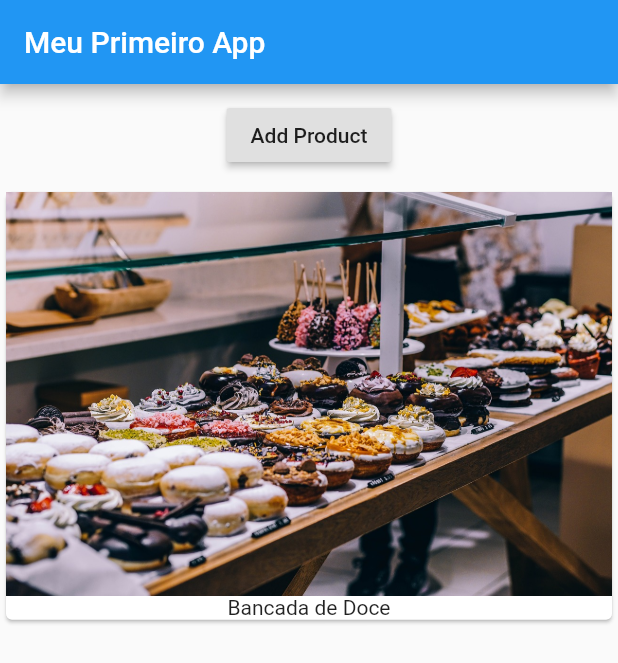
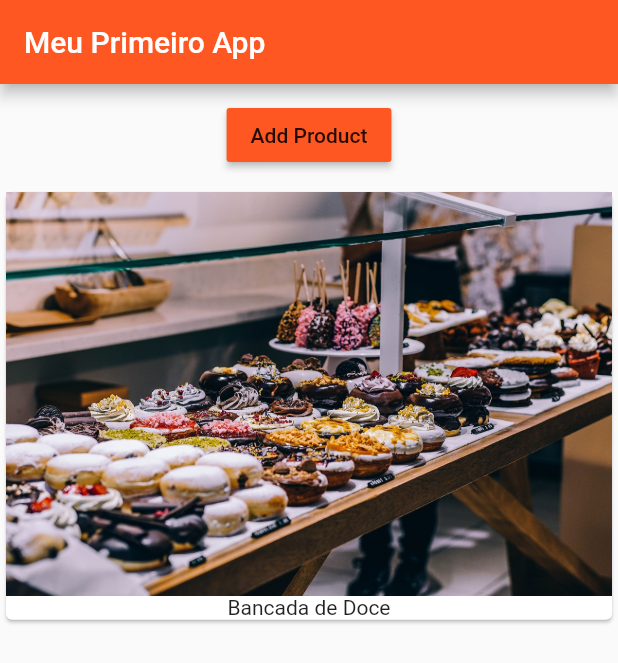
Before and after one commit to 1brt/flutter_app, a Flutter app: the screen it shows after launch, on a phone screen of 412 x 824 dp. Shown: the top 663 px of the screen. Run offline on Flutter 3.47's test engine with Material 2 defaults, Android fonts, the phone set to English and light mode, and no system bars.

Commit message:
Alterações

```diff
--- a/lib/main.dart
+++ b/lib/main.dart
@@ -8,11 +8,13 @@ class MyApp extends StatelessWidget {
   @override
   Widget build(BuildContext context) {
     return MaterialApp(
+      theme: ThemeData(
+          primarySwatch: Colors.deepOrange, accentColor: Colors.deepPurple),
       home: Scaffold(
           appBar: AppBar(
             title: Text('Meu Primeiro App'),
           ),
-          body: ProductManager('Bancada de Doce')),
+          body: ProductManager(startingProduct: 'Bancada de Doce')),
     );
   }
 }
--- a/lib/product_manager.dart
+++ b/lib/product_manager.dart
@@ -5,7 +5,7 @@ import './products.dart';
 class ProductManager extends StatefulWidget {
   final String startingProduct;
 
-  ProductManager(this.startingProduct);
+  ProductManager({this.startingProduct});
 
   @override
   State<StatefulWidget> createState() {
@@ -18,8 +18,13 @@ class _ProductManagerState extends State<ProductManager> {
 
   @override
   void initState() {
+    super.initState();
     _products.add(widget.startingProduct);
-    super.initState();
+  }
+
+  @override
+  void didUpdateWidget(ProductManager oldWidget) {
+    super.didUpdateWidget(oldWidget);
   }
 
   @override
@@ -28,6 +33,7 @@ class _ProductManagerState extends State<ProductManager> {
       Container(
         margin: EdgeInsets.all(10),
         child: RaisedButton(
+          color: Theme.of(context).primaryColor,
           child: Text('Add Product'),
           onPressed: () {
             setState(() {
--- a/lib/products.dart
+++ b/lib/products.dart
@@ -2,6 +2,7 @@ import 'package:flutter/material.dart';
 
 class Products extends StatelessWidget {
   final List<String> products;
+
   Products(this.products);
 
   @override
```
